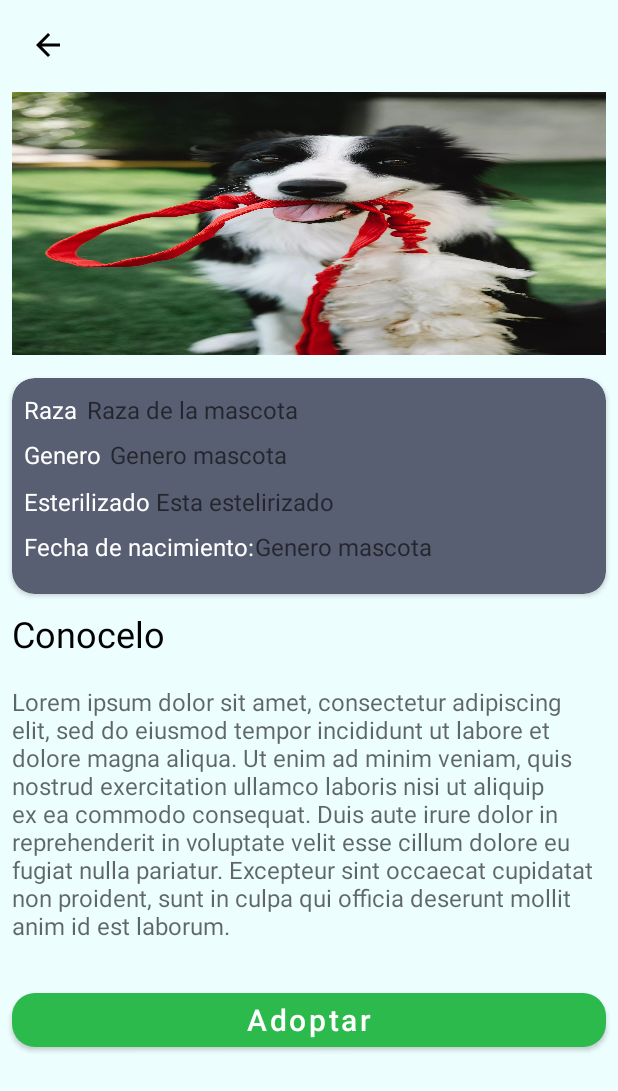
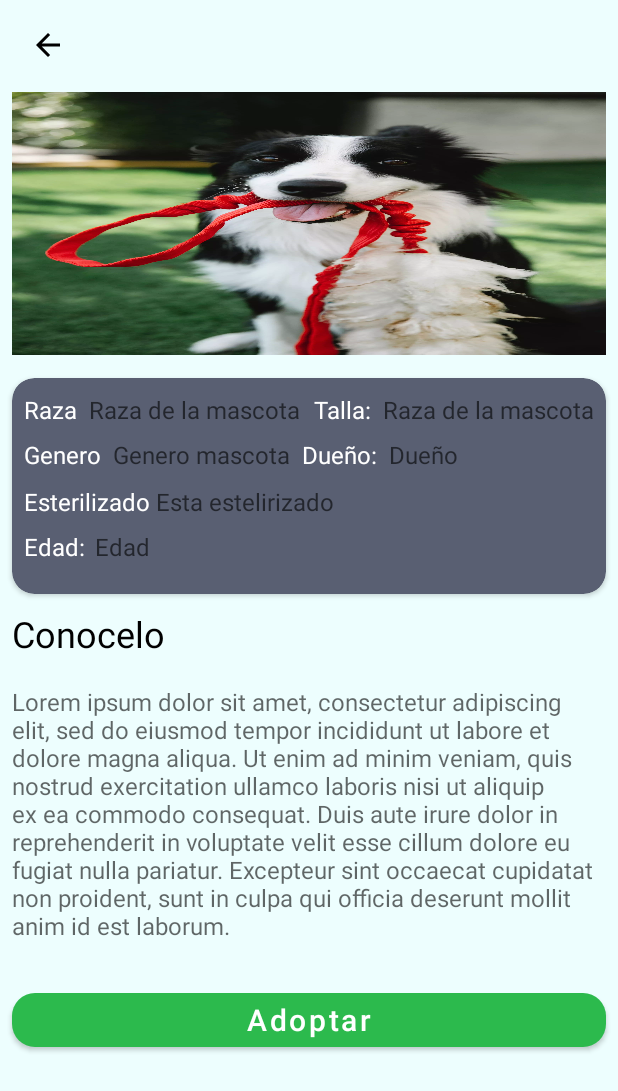
Before and after one commit to picho02/NinosApp, an Android app: the AdoptableDetail screen opened directly, with no data from a screen before it, on a phone screen of 412 x 824 dp. Shown: the top 1091 px of the screen. Run offline under Robolectric (Android 15) with nearby library versions, the phone set to English and light mode, and no system bars; 1 statement that could not run was skipped.

Commit message:
Agregando vista detalle adoptable

```diff
--- a/app/src/main/java/com/example/ninosapp/views/AddMember.kt
+++ b/app/src/main/java/com/example/ninosapp/views/AddMember.kt
@@ -118,7 +118,7 @@ class AddMember : AppCompatActivity() {
 
     fun click(view: View) {
         when (view.id) {
-            R.id.btnLostPetOwner -> {
+            R.id.btnAdopt -> {
                 if (validaCampo()) {
                     if (spinnerGenderPosition == "") {
                         Toast.makeText(this, getString(R.string.error_spgender), Toast.LENGTH_LONG)
--- a/app/src/main/java/com/example/ninosapp/views/AdoptableDetail.kt
+++ b/app/src/main/java/com/example/ninosapp/views/AdoptableDetail.kt
@@ -1,12 +1,55 @@
 package com.example.ninosapp.views
 
+import android.content.Intent
 import androidx.appcompat.app.AppCompatActivity
 import android.os.Bundle
+import android.view.View
+import android.widget.Toast
 import com.example.ninosapp.R
+import com.example.ninosapp.databinding.ActivityAdoptableDetailBinding
+import com.example.ninosapp.model.Pet
 
 class AdoptableDetail : AppCompatActivity() {
+    lateinit var binding: ActivityAdoptableDetailBinding
     override fun onCreate(savedInstanceState: Bundle?) {
         super.onCreate(savedInstanceState)
-        setContentView(R.layout.activity_adoptable_detail)
+        binding = ActivityAdoptableDetailBinding.inflate(layoutInflater)
+        setContentView(binding.root)
+        val bundle = intent.extras
+        val pet = bundle?.getSerializable("pet") as Pet
+        with(binding){
+            if (pet != null){
+                tvPetAdoptableName.text = pet.name
+                tvPetAdoptableGender.text = pet.gender
+                tvPetAdoptableTalla.text = pet.talla
+                tvPetAdoptableBrench.text = pet.brench
+                tvPetAdoptableEsteril.text = pet.esteril
+                tvPetAdoptableOwner.text = pet.owner
+                tvPetAdoptableAge.text = pet.age.toString()
+            }
+        }
+
     }
+    fun click(view: View) {
+        when (view.id) {
+
+            R.id.ibBackAdoptDetail -> {
+                intent = Intent(this, MainActivity::class.java)
+                startActivity(intent)
+                finish()
+            }
+            R.id.btnAdopt -> {
+                Toast.makeText(this,"Aqui se pondra una forma de contacto", Toast.LENGTH_LONG).show()
+            }
+
+        }
+
+    }
+
+    override fun onBackPressed() {
+        super.onBackPressed()
+        startActivity(Intent(this, MainActivity::class.java))
+        finish()
+    }
+
 }
--- a/app/src/main/java/com/example/ninosapp/views/LostDetail.kt
+++ b/app/src/main/java/com/example/ninosapp/views/LostDetail.kt
@@ -7,9 +7,7 @@ import android.view.View
 import android.widget.Toast
 import com.example.ninosapp.R
 import com.example.ninosapp.databinding.ActivityLostDetailBinding
-import com.example.ninosapp.db.DBPets
 import com.example.ninosapp.model.Pet
-import kotlinx.android.synthetic.main.sos_element.*
 
 class LostDetail : AppCompatActivity() {
     lateinit var binding: ActivityLostDetailBinding
@@ -34,12 +32,12 @@ class LostDetail : AppCompatActivity() {
     fun click(view: View) {
         when (view.id) {
 
-            R.id.ibBackPetDetail -> {
+            R.id.ibBackAdoptDetail -> {
                 intent = Intent(this, MainActivity::class.java)
                 startActivity(intent)
                 finish()
             }
-            R.id.btnLostPetOwner -> {
+            R.id.btnAdopt -> {
                 Toast.makeText(this,"Aqui se pondra una forma de contacto",Toast.LENGTH_LONG).show()
             }
 
--- a/app/src/main/java/com/example/ninosapp/views/PetDetail.kt
+++ b/app/src/main/java/com/example/ninosapp/views/PetDetail.kt
@@ -1,12 +1,9 @@
 package com.example.ninosapp.views
 
-import android.content.DialogInterface
 import android.content.Intent
 import androidx.appcompat.app.AppCompatActivity
 import android.os.Bundle
 import android.view.View
-import android.widget.Toast
-import androidx.appcompat.app.AlertDialog
 import com.example.ninosapp.R
 import com.example.ninosapp.databinding.ActivityPetDetailBinding
 import com.example.ninosapp.db.DBPets
@@ -43,7 +40,7 @@ class PetDetail : AppCompatActivity() {
     }
     fun click(view: View) {
         when(view.id){
-            R.id.ibBackPetDetail->{
+            R.id.ibBackAdoptDetail->{
                 startActivity(Intent(this,MainActivity::class.java))
                 finish()
             }
--- a/app/src/main/res/layout/activity_adoptable_detail.xml
+++ b/app/src/main/res/layout/activity_adoptable_detail.xml
@@ -9,20 +9,21 @@
     tools:context=".views.AdoptableDetail">
 
     <ImageButton
-        android:id="@+id/ibBackPetDetail"
+        android:id="@+id/ibBackAdoptDetail"
         android:layout_width="wrap_content"
         android:layout_height="wrap_content"
         android:layout_marginStart="8dp"
         android:layout_marginTop="8dp"
         android:backgroundTint="#02FFFFFF"
         android:foregroundTint="#EEFFFFFF"
+        android:onClick="click"
         app:layout_constraintStart_toStartOf="parent"
         app:layout_constraintTop_toTopOf="parent"
         app:srcCompat="@drawable/ic_back"
         app:tint="#000000" />
 
     <TextView
-        android:id="@+id/tvPetDetailName"
+        android:id="@+id/tvPetAdoptableName"
         android:layout_width="wrap_content"
         android:layout_height="wrap_content"
         android:layout_marginStart="20dp"
@@ -30,7 +31,7 @@
         android:textAllCaps="true"
         android:textColor="@color/black"
         android:textSize="@dimen/h4"
-        app:layout_constraintStart_toEndOf="@+id/ibBackPetDetail"
+        app:layout_constraintStart_toEndOf="@+id/ibBackAdoptDetail"
         app:layout_constraintTop_toTopOf="parent"
         tools:text="Nombre" />
 
@@ -42,7 +43,7 @@
         app:layout_constraintBottom_toBottomOf="parent"
         app:layout_constraintEnd_toEndOf="parent"
         app:layout_constraintStart_toStartOf="parent"
-        app:layout_constraintTop_toBottomOf="@+id/tvPetDetailName">
+        app:layout_constraintTop_toBottomOf="@+id/tvPetAdoptableName">
 
         <LinearLayout
             android:layout_width="match_parent"
@@ -66,45 +67,117 @@
                 android:backgroundTint="@color/secundary_color"
                 app:cardCornerRadius="15dp">
 
+
+                <androidx.constraintlayout.widget.ConstraintLayout
+                    android:layout_width="match_parent"
+                    android:layout_height="wrap_content"
+                    android:layout_marginTop="10dp"
+                    android:layout_marginStart="8dp">
+
                     <TextView
                         android:id="@+id/tvLabelBrench"
                         android:layout_width="wrap_content"
                         android:layout_height="wrap_content"
-                    android:layout_marginStart="8dp"
-                    android:layout_marginTop="10dp"
                         android:text="@string/pet_brench"
                         android:textColor="@color/white"
-                    android:textSize="@dimen/b1" />
+                        android:textSize="@dimen/b1"
+                        app:layout_constraintStart_toStartOf="parent"
+                        app:layout_constraintTop_toTopOf="parent" />
 
                     <TextView
-                    android:id="@+id/tvPetDetailBrench"
+                        android:id="@+id/tvPetAdoptableBrench"
+                        android:layout_width="wrap_content"
+                        android:layout_height="0dp"
+                        android:layout_marginStart="8dp"
+                        android:hint="Raza de la mascota"
+                        android:textColor="@color/white"
+                        android:textSize="@dimen/b1"
+                        app:layout_constraintBottom_toBottomOf="parent"
+                        app:layout_constraintStart_toEndOf="@+id/tvLabelBrench"
+                        app:layout_constraintTop_toTopOf="parent" />
+
+                    <TextView
+                        android:id="@+id/tvPetAdoptableTalla"
                         android:layout_width="wrap_content"
                         android:layout_height="wrap_content"
-                    android:layout_marginStart="50dp"
-                    android:layout_marginTop="10dp"
+                        android:layout_marginEnd="8dp"
                         android:hint="Raza de la mascota"
                         android:textColor="@color/white"
-                    android:textSize="@dimen/b1" />
+                        android:textSize="@dimen/b1"
+                        app:layout_constraintEnd_toEndOf="parent"
+                        app:layout_constraintTop_toTopOf="parent" />
+
+                    <TextView
+                        android:id="@+id/tvLabelTalla"
+                        android:layout_width="wrap_content"
+                        android:layout_height="wrap_content"
+                        android:layout_marginEnd="8dp"
+                        android:text="@string/talla"
+                        android:textColor="@color/white"
+                        android:textSize="@dimen/b1"
+                        app:layout_constraintBottom_toBottomOf="parent"
+                        app:layout_constraintEnd_toStartOf="@+id/tvPetAdoptableTalla"
+                        app:layout_constraintTop_toTopOf="parent" />
+
+                </androidx.constraintlayout.widget.ConstraintLayout>
+<androidx.constraintlayout.widget.ConstraintLayout
+    android:layout_width="match_parent"
+    android:layout_height="wrap_content"
+    android:layout_marginTop="40dp"
+    android:layout_marginStart="8dp">
 
     <TextView
         android:id="@+id/tvLabelGender"
         android:layout_width="wrap_content"
         android:layout_height="wrap_content"
-                    android:layout_marginStart="8dp"
-                    android:layout_marginTop="40dp"
         android:text="@string/pet_genger"
         android:textColor="@color/white"
-                    android:textSize="@dimen/b1" />
+        android:textSize="@dimen/b1"
+        app:layout_constraintBottom_toBottomOf="parent"
+        app:layout_constraintStart_toStartOf="parent"
+        app:layout_constraintTop_toTopOf="parent" />
 
     <TextView
-                    android:id="@+id/tvPetDetailGender"
+        android:id="@+id/tvPetAdoptableGender"
         android:layout_width="wrap_content"
         android:layout_height="wrap_content"
-                    android:layout_marginStart="65dp"
-                    android:layout_marginTop="40dp"
+        android:layout_marginStart="8dp"
         android:hint="Genero mascota"
         android:textColor="@color/white"
-                    android:textSize="@dimen/b1" />
+        android:textSize="@dimen/b1"
+        app:layout_constraintBottom_toBottomOf="parent"
+        app:layout_constraintStart_toEndOf="@+id/tvLabelGender"
+        app:layout_constraintTop_toTopOf="parent"
+        app:layout_constraintVertical_bias="0.0" />
+
+    <TextView
+        android:id="@+id/tvLabelPetAdoptableOwner"
+        android:layout_width="wrap_content"
+        android:layout_height="wrap_content"
+        android:layout_marginStart="8dp"
+        android:text="@string/owner"
+        android:textColor="@color/white"
+        android:textSize="@dimen/b1"
+        app:layout_constraintBottom_toBottomOf="parent"
+        app:layout_constraintStart_toEndOf="@+id/tvPetAdoptableGender"
+        app:layout_constraintTop_toTopOf="parent"
+        app:layout_constraintVertical_bias="0.0" />
+
+    <TextView
+        android:id="@+id/tvPetAdoptableOwner"
+        android:layout_width="0dp"
+        android:layout_height="wrap_content"
+        android:layout_marginStart="8dp"
+        android:layout_marginEnd="8dp"
+        android:hint="Dueño"
+        android:textColor="@color/white"
+        android:textSize="@dimen/b1"
+        app:layout_constraintBottom_toBottomOf="parent"
+        app:layout_constraintEnd_toEndOf="parent"
+        app:layout_constraintStart_toEndOf="@+id/tvLabelPetAdoptableOwner"
+        app:layout_constraintTop_toTopOf="parent" />
+</androidx.constraintlayout.widget.ConstraintLayout>
+
 
                 <TextView
                     android:id="@+id/tvLabelEsteril"
@@ -117,7 +190,7 @@
                     android:textSize="@dimen/b1" />
 
                 <TextView
-                    android:id="@+id/tvPetDetailEsteril"
+                    android:id="@+id/tvPetAdoptableEsteril"
                     android:layout_width="wrap_content"
                     android:layout_height="wrap_content"
                     android:layout_marginStart="96dp"
@@ -132,17 +205,17 @@
                     android:layout_height="wrap_content"
                     android:layout_marginStart="8dp"
                     android:layout_marginTop="101dp"
-                    android:text="Fecha de nacimiento:"
+                    android:text="@string/age"
                     android:textColor="@color/white"
                     android:textSize="@dimen/b1" />
 
                 <TextView
-                    android:id="@+id/tvPetDetailBirthday"
+                    android:id="@+id/tvPetAdoptableAge"
                     android:layout_width="wrap_content"
                     android:layout_height="wrap_content"
-                    android:layout_marginStart="162dp"
+                    android:layout_marginStart="55dp"
                     android:layout_marginTop="101dp"
-                    android:hint="Genero mascota"
+                    android:hint="Edad"
                     android:textColor="@color/white"
                     android:textSize="@dimen/b1" />
 
@@ -169,12 +242,13 @@
                 android:textSize="@dimen/b1" />
 
             <com.google.android.material.button.MaterialButton
-                android:id="@+id/btnLostPetOwner"
+                android:id="@+id/btnAdopt"
                 android:layout_width="match_parent"
                 android:layout_height="wrap_content"
                 android:layout_marginStart="8dp"
                 android:layout_marginTop="20dp"
                 android:layout_marginEnd="8dp"
+                android:onClick="click"
                 android:text="@string/btn_adopt"
                 android:textAllCaps="false"
                 android:textSize="20sp"
--- a/app/src/main/res/layout/activity_lost_detail.xml
+++ b/app/src/main/res/layout/activity_lost_detail.xml
@@ -9,7 +9,7 @@
     tools:context=".views.LostDetail">
 
     <ImageButton
-        android:id="@+id/ibBackPetDetail"
+        android:id="@+id/ibBackAdoptDetail"
         android:layout_width="wrap_content"
         android:layout_height="wrap_content"
         android:layout_marginStart="8dp"
@@ -30,7 +30,7 @@
         android:textAllCaps="true"
         android:textColor="@color/black"
         android:textSize="@dimen/h4"
-        app:layout_constraintStart_toEndOf="@+id/ibBackPetDetail"
+        app:layout_constraintStart_toEndOf="@+id/ibBackAdoptDetail"
         app:layout_constraintTop_toTopOf="parent"
         tools:text="Nombre" />
 
@@ -196,7 +196,7 @@
                 android:textSize="@dimen/b1" />
 
             <com.google.android.material.button.MaterialButton
-                android:id="@+id/btnLostPetOwner"
+                android:id="@+id/btnAdopt"
                 android:layout_width="match_parent"
                 android:layout_height="wrap_content"
                 android:layout_marginStart="8dp"
--- a/app/src/main/res/layout/activity_main.xml
+++ b/app/src/main/res/layout/activity_main.xml
@@ -32,8 +32,9 @@
 
     <ImageView
         android:id="@+id/imageView2"
-        android:layout_width="70dp"
+        android:layout_width="138dp"
         android:layout_height="50dp"
+        android:scaleType="fitXY"
         app:layout_constraintStart_toStartOf="parent"
         app:layout_constraintTop_toTopOf="parent"
         app:srcCompat="@drawable/logo_ninos_sfondo" />
--- a/app/src/main/res/layout/activity_pet_detail.xml
+++ b/app/src/main/res/layout/activity_pet_detail.xml
@@ -9,7 +9,7 @@
     tools:context=".views.PetDetail">
 
     <ImageButton
-        android:id="@+id/ibBackPetDetail"
+        android:id="@+id/ibBackAdoptDetail"
         android:layout_width="wrap_content"
         android:layout_height="wrap_content"
         android:layout_marginStart="8dp"
@@ -30,7 +30,7 @@
         android:textAllCaps="true"
         android:textColor="@color/black"
         android:textSize="@dimen/h4"
-        app:layout_constraintStart_toEndOf="@+id/ibBackPetDetail"
+        app:layout_constraintStart_toEndOf="@+id/ibBackAdoptDetail"
         app:layout_constraintTop_toTopOf="parent"
         tools:text="Nombre" />
 
```
Also changed, not shown: app/src/main/java/com/example/ninosapp/adapter/AdoptAdapter.kt (+35 -11 lines), app/src/main/java/com/example/ninosapp/fragments/RefugioFragment.kt (+13 -2 lines), app/src/main/res/layout/activity_add_member.xml (+4 -3 lines). Lines whose indentation alone changed are shown as unchanged.
